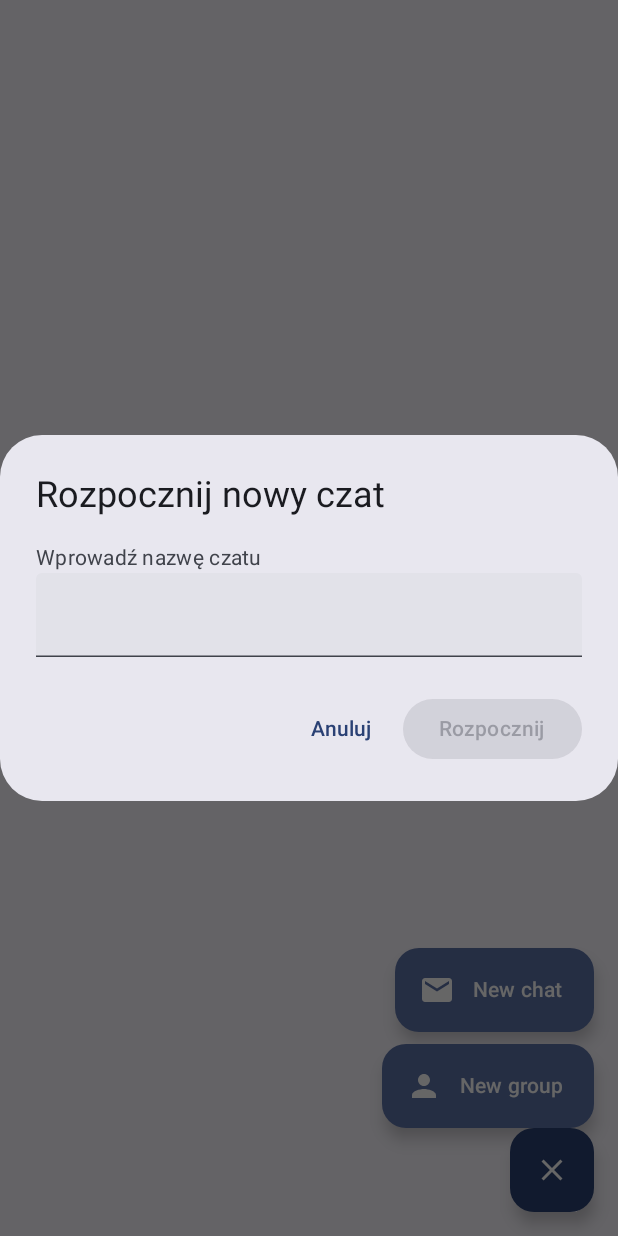
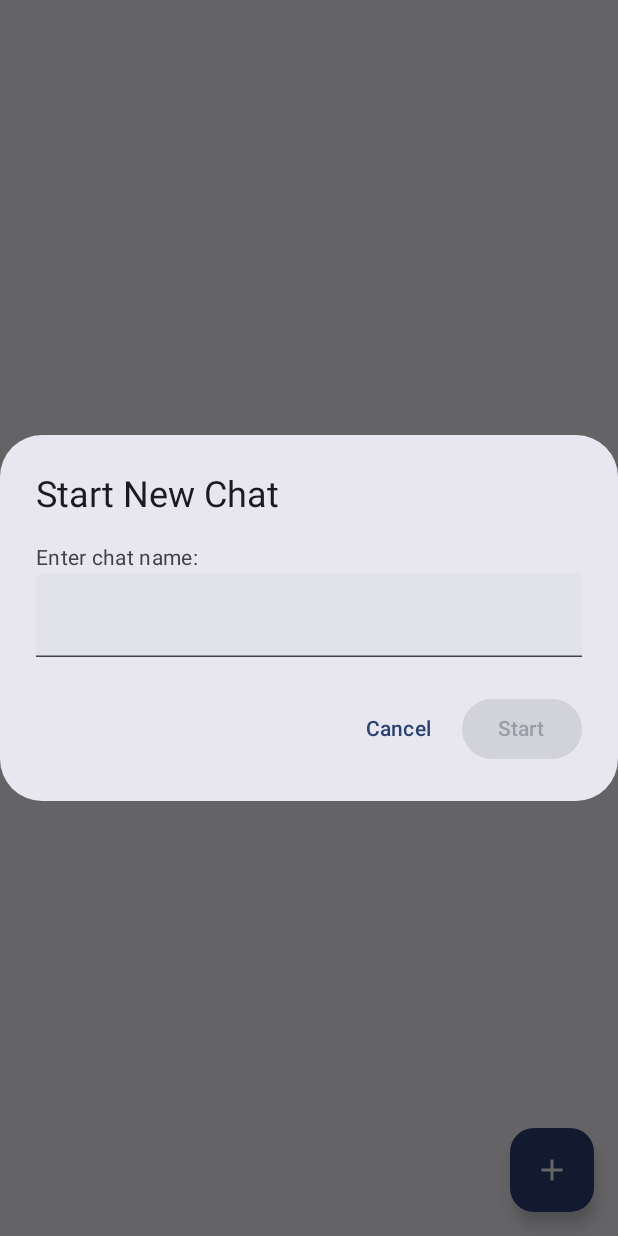
Before and after one commit to barwa100/AM-Chat, an Android app built with Jetpack Compose: the ChatsScreen screen opened through its navigation route, after a tap on "New chat", on a phone screen of 412 x 824 dp. Run offline under Robolectric (Android 15) with nearby library versions, the phone set to English and light mode, and no system bars; 1 other tap on this screen came first.

Commit message:
Floating button  tylko w Chats, po rozwinieciu mozna dodać grupe lub nowy czat

```diff
--- a/app/src/main/java/pwr/barwa/chat/MainActivity.kt
+++ b/app/src/main/java/pwr/barwa/chat/MainActivity.kt
@@ -185,6 +185,9 @@ class MainActivity : ComponentActivity() {
                                 Text("Invalid chat")
                             }
                         }
+                        composable<Contacts>{
+                            Text("Contacts")
+                        }
                         composable<Debug> {
                             Debug(onLogoutClick = {
                                 clearUserSession(ctx)
@@ -195,6 +198,9 @@ class MainActivity : ComponentActivity() {
                                     }
                                 }
                             })
+                        }
+                        composable<Settings>{
+                            Text("Settings")
                         }
                     }
                 }
@@ -240,6 +246,10 @@ data class GreetingRoute(val name: String)
 object Chats
 @Serializable
 object Debug
+@Serializable
+object Settings
+@Serializable
+object Contacts
 @Composable
 fun Greeting(name: String) {
     Text(
--- a/app/src/main/java/pwr/barwa/chat/ui/screen/Chats.kt
+++ b/app/src/main/java/pwr/barwa/chat/ui/screen/Chats.kt
@@ -1,5 +1,6 @@
 package pwr.barwa.chat.ui.screen
 
+import androidx.compose.animation.AnimatedVisibility
 import androidx.compose.foundation.clickable
 import androidx.compose.foundation.layout.Box
 import androidx.compose.foundation.layout.Column
@@ -8,10 +9,8 @@ import androidx.compose.foundation.layout.fillMaxWidth
 import androidx.compose.foundation.layout.padding
 import androidx.compose.foundation.lazy.LazyColumn
 import androidx.compose.material.icons.Icons
-import androidx.compose.material.icons.automirrored.filled.ArrowBack
 import androidx.compose.material.icons.filled.Add
 import androidx.compose.material.icons.filled.Close
-import androidx.compose.material.icons.filled.Email
 import androidx.compose.material.icons.filled.Person
 import androidx.compose.material3.AlertDialog
 import androidx.compose.material3.Button
@@ -20,15 +19,11 @@ import androidx.compose.material3.ExtendedFloatingActionButton
 import androidx.compose.material3.FloatingActionButton
 import androidx.compose.material3.HorizontalDivider
 import androidx.compose.material3.Icon
-import androidx.compose.material3.IconButton
 import androidx.compose.material3.MaterialTheme
-import androidx.compose.material3.Scaffold
 import androidx.compose.material3.Text
 import androidx.compose.material3.TextButton
 import androidx.compose.material3.TextField
-import androidx.compose.material3.TopAppBar
 import androidx.compose.runtime.Composable
-import androidx.compose.runtime.LaunchedEffect
 import androidx.compose.runtime.collectAsState
 import androidx.compose.runtime.getValue
 import androidx.compose.runtime.mutableStateOf
@@ -58,21 +53,21 @@ fun ChatsScreen(
     val showNewChatDialog by viewModel.showNewChatDialog.collectAsState()
     val showNewGroupDialog by viewModel.showNewGroupDialog.collectAsState()
     val chats by viewModel.chats.collectAsState()
-    var expanded by remember { mutableStateOf(true) }
-    val coroutineScope = rememberCoroutineScope()
+    var expanded by remember { mutableStateOf(false) }
+    var chatName by remember { mutableStateOf("") }
+    var groupName by remember { mutableStateOf("") }
+    var members by remember { mutableStateOf("") }
 
     Box(modifier = Modifier.fillMaxSize()) {
         if (chats.isEmpty()) {
             Box(
-                modifier = Modifier
-                    .fillMaxSize(),
+                modifier = Modifier.fillMaxSize(),
                 contentAlignment = Alignment.Center
             ) {
                 Text("No chats available")
             }
         } else {
-            LazyColumn(
-            ) {
+            LazyColumn {
                 items(
                     count = chats.size,
                     key = { index -> chats[index].id },
@@ -83,65 +78,58 @@ fun ChatsScreen(
                             //  linia o grubości 2.dp z marginesami bocznymi 16.dp.
                             thickness = 2.dp,
                         )
-
                     }
                 )
             }
         }
 
-        // Speed Dial FAB
         Column(
             modifier = Modifier
                 .align(Alignment.BottomEnd)
                 .padding(16.dp),
             horizontalAlignment = Alignment.End
         ) {
-            if (expanded) {
-                // Opcja 1: Nowy czat
+            AnimatedVisibility(visible = expanded) {
+                Column(horizontalAlignment = Alignment.End) {
                     ExtendedFloatingActionButton(
                         onClick = {
+                            expanded = false
                             onNewChatClick()
-                        expanded = true
                         },
-                    modifier = Modifier.padding(bottom = 8.dp),
-                    icon = { Icon(Icons.Default.Email, contentDescription = null) },
-                    text = { Text("New chat") }
+                        icon = { Icon(Icons.Default.Person, contentDescription = null) },
+                        text = { Text("New chat") },
+                        modifier = Modifier.padding(bottom = 8.dp)
                     )
-
-                // Opcja 2: Nowa grupa
                     ExtendedFloatingActionButton(
                         onClick = {
+                            expanded = false
                             onCreateGroupClick()
-                        expanded = true
                         },
                         icon = { Icon(Icons.Default.Person, contentDescription = null) },
                         text = { Text("New group") }
                     )
                 }
+            }
 
-            // Główny przycisk Speed Dial
             FloatingActionButton(
                 onClick = { expanded = !expanded },
-                containerColor = MaterialTheme.colorScheme.primary,
-                contentColor = MaterialTheme.colorScheme.onPrimary
+                containerColor = MaterialTheme.colorScheme.primary
             ) {
                 Icon(
-                    if (expanded) Icons.Default.Close else Icons.Default.Add,
-                    contentDescription = if (expanded) "Close" else "Add"
+                    imageVector = if (expanded) Icons.Default.Close else Icons.Default.Add,
+                    contentDescription = "Add"
                 )
             }
         }
 
-        // Nowy czat - Dialog
+        // Dialog: New Chat
         if (showNewChatDialog) {
-            var chatName by remember { mutableStateOf("") }
-
             AlertDialog(
                 onDismissRequest = onDismissNewChatDialog,
-                title = { Text("Rozpocznij nowy czat") },
+                title = { Text("Start New Chat") },
                 text = {
                     Column {
-                        Text("Wprowadź nazwę czatu")
+                        Text("Enter chat name:")
                         TextField(
                             value = chatName,
                             onValueChange = { chatName = it },
@@ -157,37 +145,34 @@ fun ChatsScreen(
                         },
                         enabled = chatName.isNotBlank()
                     ) {
-                        Text("Rozpocznij")
+                        Text("Start")
                     }
                 },
                 dismissButton = {
                     TextButton(onClick = onDismissNewChatDialog) {
-                        Text("Anuluj")
+                        Text("Cancel")
                     }
                 }
             )
         }
 
-// Nowa grupa - Dialog
+        // Dialog: New Group
         if (showNewGroupDialog) {
-            var groupName by remember { mutableStateOf("") }
-            var members by remember { mutableStateOf("") }
-
             AlertDialog(
                 onDismissRequest = onDismissNewGroupDialog,
-                title = { Text("Stwórz nową grupę") },
+                title = { Text("Create New Group") },
                 text = {
                     Column {
                         TextField(
                             value = groupName,
                             onValueChange = { groupName = it },
-                            label = { Text("Nazwa grupy") },
+                            label = { Text("Group Name") },
                             modifier = Modifier.fillMaxWidth()
                         )
                         TextField(
                             value = members,
                             onValueChange = { members = it },
-                            label = { Text("Uczestnicy (oddziel przecinkami)") },
+                            label = { Text("Members (comma-separated)") },
                             modifier = Modifier.fillMaxWidth()
                         )
                     }
@@ -201,19 +186,18 @@ fun ChatsScreen(
                         },
                         enabled = groupName.isNotBlank() && members.isNotBlank()
                     ) {
-                        Text("Stwórz")
+                        Text("Create")
                     }
                 },
                 dismissButton = {
                     TextButton(onClick = onDismissNewGroupDialog) {
-                        Text("Anuluj")
+                        Text("Cancel")
                     }
                 }
             )
         }
     }
 }
-
 
 @Composable
 fun ChatItem(chat: Chat, onClick: () -> Unit) {
--- /dev/null
+++ b/app/src/main/java/pwr/barwa/chat/ui/theme/ContactsViewModel.kt
@@ -0,0 +1,4 @@
+package pwr.barwa.chat.ui.theme
+
+class ContactsViewModel {
+}
```
Also changed, not shown: app/src/main/java/pwr/barwa/chat/ui/ChatViewModel.kt (+10 -17 lines), app/src/main/java/pwr/barwa/chat/ui/layout/AuthenticatedLayout.kt (+13 -28 lines), app/src/main/java/pwr/barwa/chat/ui/screen/ChatDetails.kt (+30 -2 lines), app/src/main/java/pwr/barwa/chat/ui/screen/Contacts.kt (added, +7 -0 lines), app/src/main/java/pwr/barwa/chat/ui/screen/Settings.kt (added, +9 -0 lines). Lines whose indentation alone changed are shown as unchanged.
